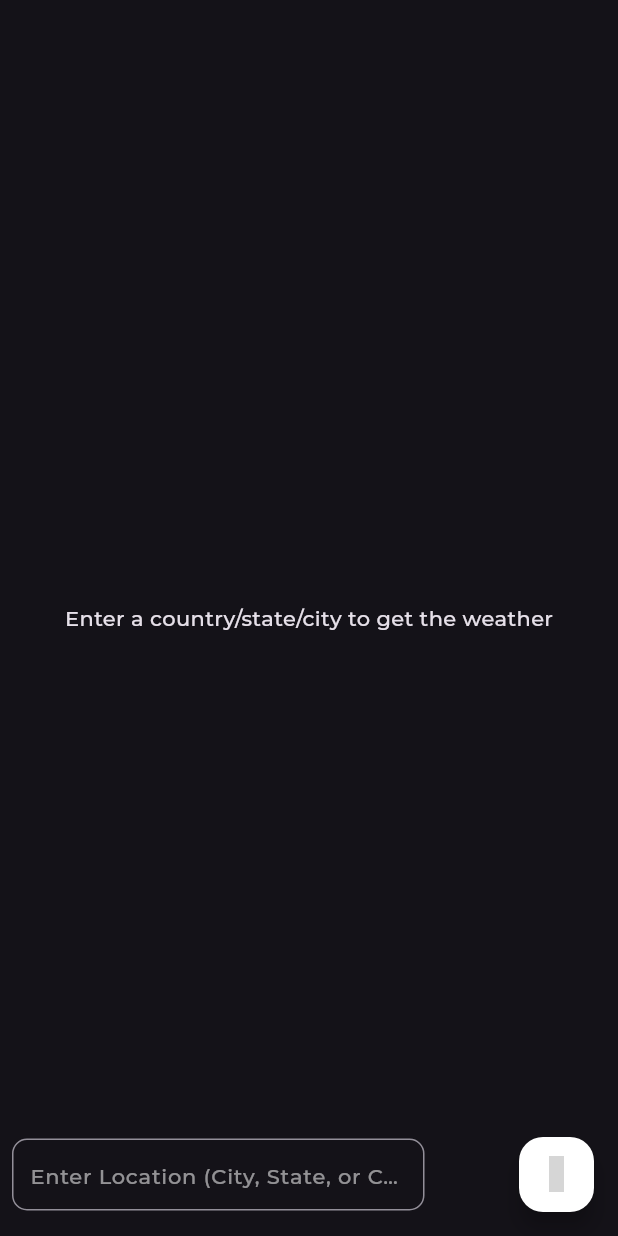
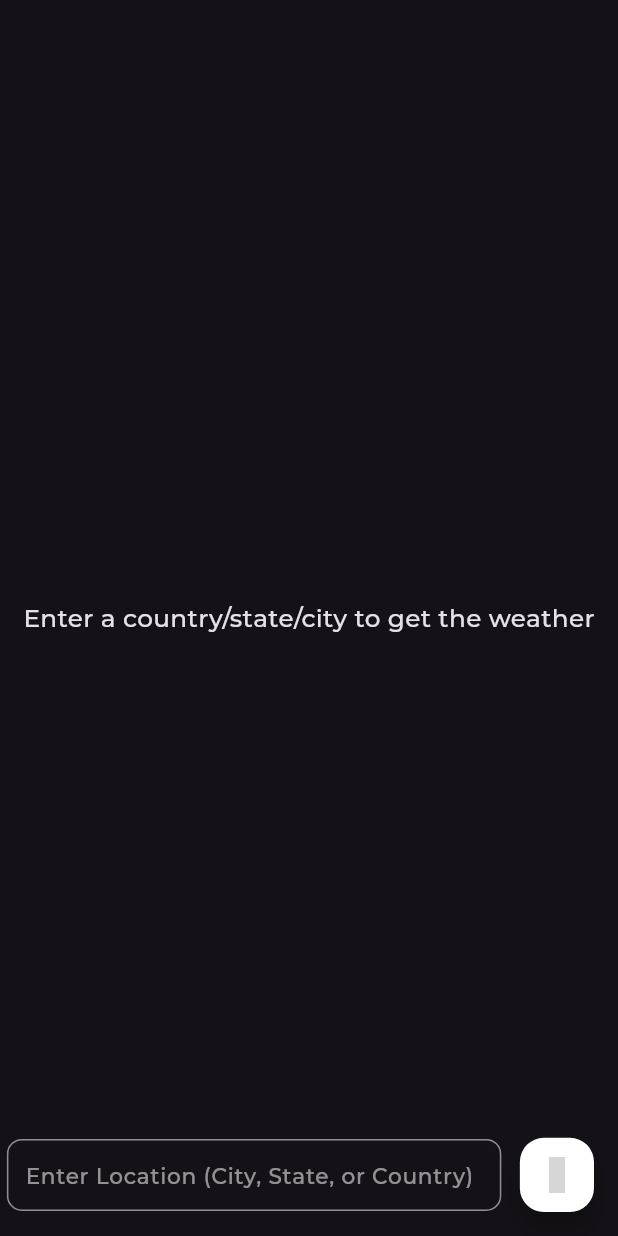
Before and after one commit to suheerthedev/simple_weather_app, a Flutter app: the screen it shows after launch, on a phone screen of 412 x 824 dp. Run offline on Flutter 3.47's test engine with Material 3 defaults, Android fonts, the phone set to English and light mode, and no system bars; our stand-ins replace flutter_svg, iconsax_flutter, lottie; project files that could hold a hidden picture were left out; grey boxes are pictures that could not be loaded.

Commit message:
Made the design reponsive

```diff
--- a/lib/main.dart
+++ b/lib/main.dart
@@ -11,6 +11,8 @@ class MyApp extends StatelessWidget {
 
   @override
   Widget build(BuildContext context) {
+    final screenWidth = MediaQuery.of(context).size.width;
+    final screenHeight = MediaQuery.of(context).size.height;
     return MaterialApp(
       title: "Weather App",
       debugShowCheckedModeBanner: false,
@@ -20,11 +22,11 @@ class MyApp extends StatelessWidget {
           appBarTheme: AppBarTheme(
               color: Colors.blue,
               titleTextStyle: Theme.of(context).textTheme.headlineLarge),
-          textTheme: const TextTheme(
-            headlineLarge: TextStyle(fontSize: 38, fontWeight: FontWeight.bold),
+          textTheme: TextTheme(
+            headlineLarge: TextStyle(fontSize: screenWidth * 0.07, fontWeight: FontWeight.bold),
             headlineMedium:
-                TextStyle(fontSize: 24, fontWeight: FontWeight.bold),
-            headlineSmall: TextStyle(fontSize: 18, fontWeight: FontWeight.bold),
+                TextStyle(fontSize: screenWidth * 0.06, fontWeight: FontWeight.bold),
+            headlineSmall: TextStyle(fontSize: screenWidth * 0.05, fontWeight: FontWeight.bold),
           )),
       home: const SplashScreen(),
       routes: {
--- a/lib/screens/home_screen.dart
+++ b/lib/screens/home_screen.dart
@@ -11,9 +11,12 @@ class HomeScreen extends StatefulWidget {
   State<HomeScreen> createState() => _HomeScreenState();
 }
 
+
 class _HomeScreenState extends State<HomeScreen> {
   TextEditingController cityCont = TextEditingController();
   WeatherModel? weatherData;
+
+
 
   bool isLoading = false; //for loading indicator
 
@@ -96,30 +99,25 @@ class _HomeScreenState extends State<HomeScreen> {
 
   @override
   Widget build(BuildContext context) {
+  final screenWidth = MediaQuery.of(context).size.width;
+  final screenHeight = MediaQuery.of(context).size.height;
     return Scaffold(
       body: SafeArea(
         child: Center(
             child: isLoading
                 ? const CircularProgressIndicator()
                 : weatherData != null
-                    ? Expanded(
-                        child: Column(
+                    ? Column(
                       mainAxisAlignment: MainAxisAlignment.center,
                       children: [
-                            Expanded(
-                              flex: 1,
-                              child: SizedBox(),
-                            ),
-                            const Icon(Icons.location_on, size: 18),
+                        SizedBox(height: screenHeight * 0.02),
+                         Icon(Icons.location_on, size: screenWidth * 0.05),
                         Text(weatherData!.cityName,
                             style:
                                 Theme.of(context).textTheme.headlineLarge),
-                            Expanded(
-                              flex: 1,
-                              child: SizedBox(),
-                            ),
+                                                    SizedBox(height: screenHeight * 0.02),
                         Lottie.asset(getWeatherAnimation(
-                                weatherData!.mainCondition)),
+                            weatherData!.mainCondition), width: screenWidth*0.6),
                         Text(weatherData!.mainCondition,
                             style:
                                 Theme.of(context).textTheme.headlineSmall),
@@ -127,32 +125,29 @@ class _HomeScreenState extends State<HomeScreen> {
                         Text("${weatherData!.temperature.toString()} °C",
                             style:
                                 Theme.of(context).textTheme.headlineMedium),
-                            Expanded(
-                              flex: 2,
-                              child: SizedBox(),
-                            ),
+                                                    SizedBox(height: screenHeight * 0.1),
                       ],
-                        ),
                     )
-                    : const Text(
-                        "Enter a country/state/city to get the weather")),
+                    :  Text(
+                        "Enter a country/state/city to get the weather",
+                        style: TextStyle(fontSize: screenWidth * 0.04),)),
       ),
       floatingActionButton: Padding(
-        padding: const EdgeInsets.only(left: 24.0),
+        padding:  EdgeInsets.only(left: screenWidth * 0.05),
         child: Row(
           mainAxisAlignment: MainAxisAlignment.spaceBetween,
           children: [
             SizedBox(
-              width: 275,
+              width: screenWidth * 0.8,
               child: TextField(
                 controller: cityCont,
                 decoration: InputDecoration(
                     hintText: "Enter Location (City, State, or Country)",
-                    hintStyle: const TextStyle(
-                        fontSize: 14,
+                    hintStyle:  TextStyle(
+                        fontSize: screenWidth * 0.035,
                         fontWeight: FontWeight.normal,
                         color: Colors.white54),
-                    contentPadding: const EdgeInsets.symmetric(horizontal: 8),
+                    contentPadding:  EdgeInsets.symmetric(horizontal: screenWidth * 0.02),
                     border: OutlineInputBorder(
                         borderRadius: BorderRadius.circular(10),
                         borderSide: const BorderSide(color: Colors.white)),
@@ -161,9 +156,9 @@ class _HomeScreenState extends State<HomeScreen> {
                         borderSide: const BorderSide(color: Colors.white))),
               ),
             ),
-            const SizedBox(width: 10),
+             SizedBox(width: screenWidth * 0.02),
             SizedBox.square(
-              dimension: 50,
+              dimension: screenWidth * 0.12,
               child: FloatingActionButton(
                 onPressed: fetchWeather,
                 backgroundColor: Colors.white,
```
Lines whose indentation alone changed are shown as unchanged.
